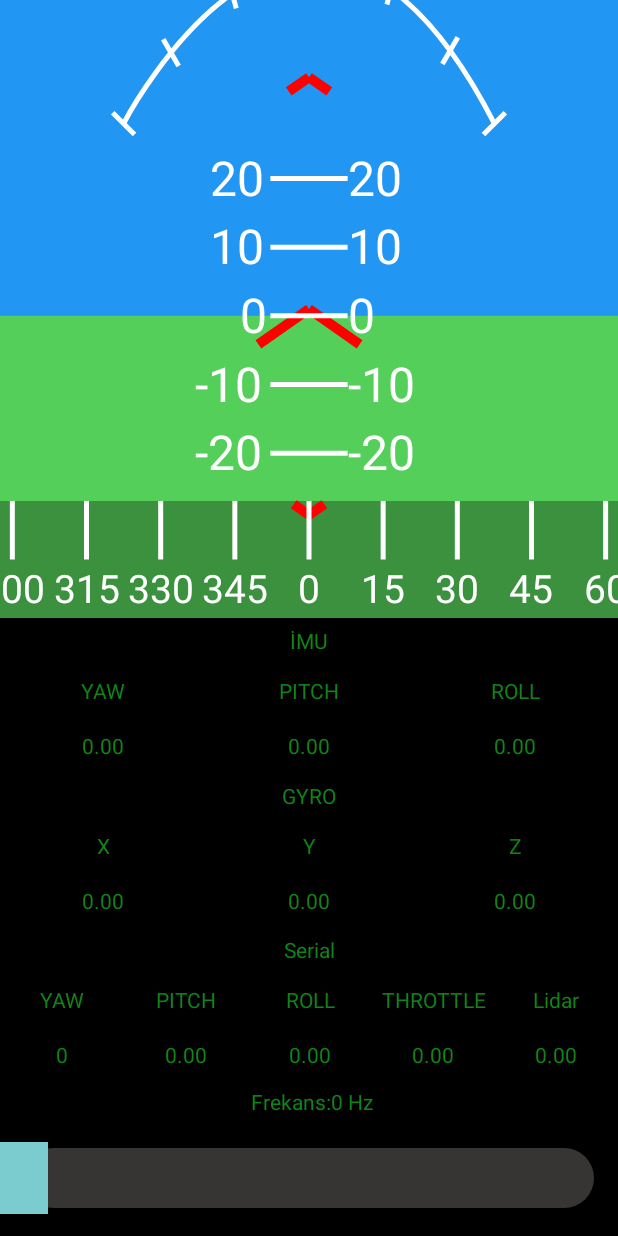
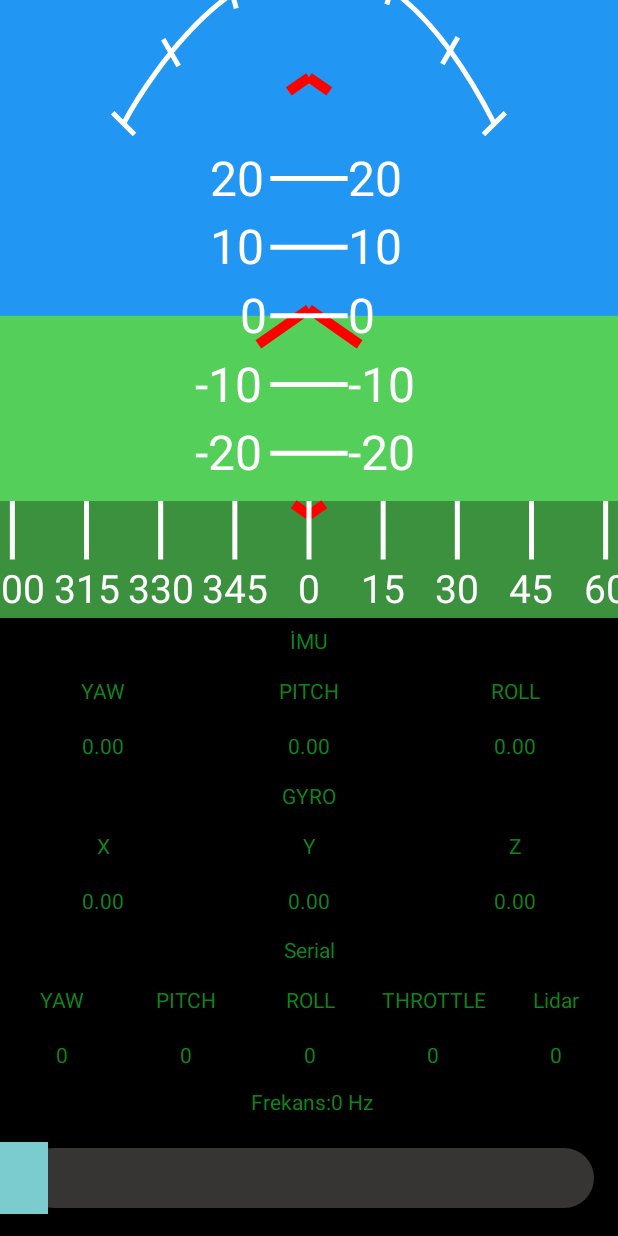
Before and after one commit to SauDrone/Android, an Android app: the screen it shows after launch (MainActivity), on a phone screen of 412 x 824 dp. Run offline under Robolectric (Android 15) with nearby library versions, the phone set to English and light mode, and no system bars; libraries missing offline, so code that uses them is left out: com.hoho.android; 5 statements that could not run were skipped.

Commit message:
bazı hatalar cozuldu

```diff
--- a/app/src/main/java/com/saudrone/controller/MainActivity.java
+++ b/app/src/main/java/com/saudrone/controller/MainActivity.java
@@ -81,7 +81,7 @@ public class MainActivity extends AppCompatActivity {
                                         messageBuffer="";
                                     }else{ // 20 dan buyukse bu paket okunmaz, buffer temizlenir
                                         messageBuffer="";
-                                        Toast.makeText(MainActivity.this, "olmadiiiii", Toast.LENGTH_SHORT).show();
+                                        //Toast.makeText(MainActivity.this, "olmadiiiii", Toast.LENGTH_SHORT).show();
                                     }
                                 }else{ //birden fazla parca varsa (ben 1. yi okudum, sonuncuyu buffera attım
 
@@ -215,13 +215,13 @@ public class MainActivity extends AppCompatActivity {
                 public void run() {
                     try{
                         if (count > 10) {
-                            port.write(("0000000000000000.").getBytes(), 3);
+                            port.write(("1500150015001500.").getBytes(), 3);
                         }
                         //usbIoManager.writeAsync(("000000000000.").getBytes());
                     }catch (Exception e){
                     }
                 }
-            },0,5);
+            },0,4);
             Toast.makeText(this, "basarili", Toast.LENGTH_SHORT).show();
 
         }catch (Exception e){
--- a/app/src/main/res/layout/activity_main.xml
+++ b/app/src/main/res/layout/activity_main.xml
@@ -292,10 +292,10 @@
                         android:id="@+id/pitchRCTextView"
                         android:layout_width="match_parent"
                         android:layout_height="match_parent"
-                        android:textColor="#108319"
                         android:layout_weight="1"
                         android:gravity="center"
-                        android:text="0.00" />
+                        android:text="0"
+                        android:textColor="#108319" />
                 </LinearLayout>
 
                 <LinearLayout
@@ -315,11 +315,11 @@
                     <TextView
                         android:id="@+id/rollRCTextView"
                         android:layout_width="match_parent"
-                        android:textColor="#108319"
                         android:layout_height="match_parent"
                         android:layout_weight="1"
                         android:gravity="center"
-                        android:text="0.00" />
+                        android:text="0"
+                        android:textColor="#108319" />
                 </LinearLayout>
                 <LinearLayout
                     android:layout_width="match_parent"
@@ -339,10 +339,10 @@
                         android:id="@+id/throttleRCTextView"
                         android:layout_width="match_parent"
                         android:layout_height="match_parent"
-                        android:textColor="#108319"
                         android:layout_weight="1"
                         android:gravity="center"
-                        android:text="0.00" />
+                        android:text="0"
+                        android:textColor="#108319" />
                 </LinearLayout>
                 <LinearLayout
                     android:layout_width="match_parent"
@@ -362,10 +362,10 @@
                         android:id="@+id/lidarTextView"
                         android:layout_width="match_parent"
                         android:layout_height="match_parent"
-                        android:textColor="#108319"
                         android:layout_weight="1"
                         android:gravity="center"
-                        android:text="0.00" />
+                        android:text="0"
+                        android:textColor="#108319" />
                 </LinearLayout>
             </LinearLayout>
 
```
